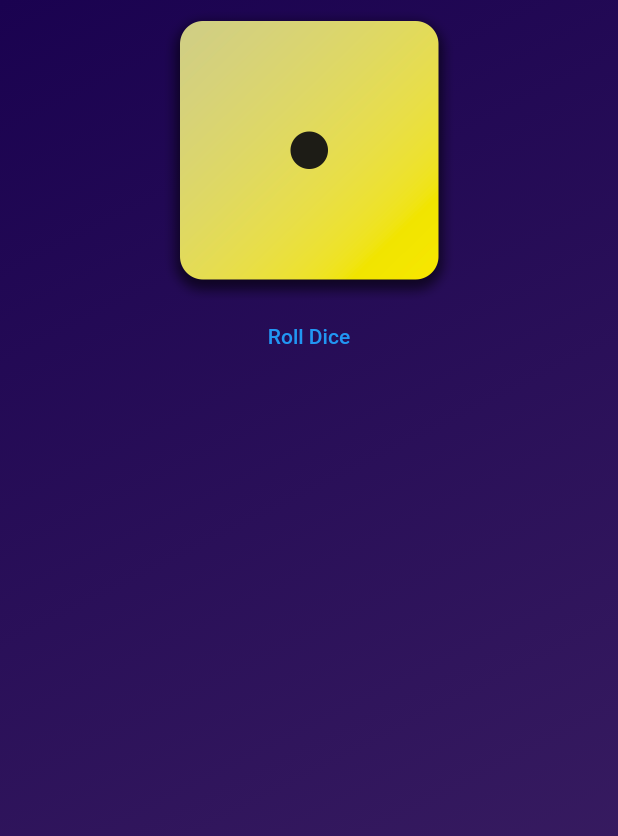
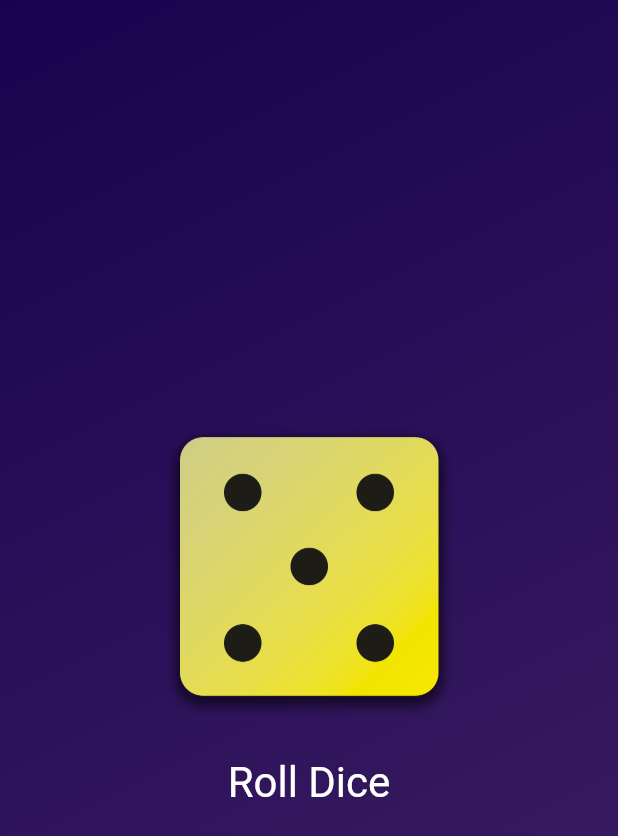
Before and after one commit to jacob-macleod/Flutter-Tutorial, a Flutter app: the screen it shows after launch, after a tap on "Roll Dice", on a phone screen of 412 x 824 dp. Shown: the top 836 px of the screen. Run offline on Flutter 3.47's test engine with Material 2 defaults, Android fonts, the phone set to English and light mode, and no system bars.

Commit message:
Added the ability to press to roll the dice

```diff
--- /dev/null
+++ b/lib/dice_roller.dart
@@ -0,0 +1,48 @@
+import 'package:flutter/material.dart';
+import 'dart:math';
+final randomizer = Random();
+
+class DiceRoller extends StatefulWidget {
+  const DiceRoller({super.key});
+
+  @override
+  State<DiceRoller> createState() {
+    return _DiceRollerState();
+  }
+}
+
+class _DiceRollerState extends State<DiceRoller> {
+  var diceRoll = 1;
+
+  void rollDice() {
+    setState(() {
+      // nextInt(6) generates number from 0 to 5, so + 1 makes it generate from 1 to 6
+      diceRoll = randomizer.nextInt(6) + 1;
+    });
+  }
+
+  @override
+  Widget build(BuildContext context) {
+    return Column(
+      mainAxisSize: MainAxisSize.min,
+      children: [
+        Image.asset(
+          "assets/images/dice-$diceRoll.png",
+          width: 200,
+        ),
+        const SizedBox(height: 20),
+        TextButton(
+          onPressed: rollDice,
+          style: TextButton.styleFrom(
+            //padding: const EdgeInsets.only(top: 20),
+            foregroundColor: Colors.white,
+            textStyle: const TextStyle(
+              fontSize: 28,
+            ),
+          ),
+          child: const Text("Roll Dice"),
+        ),
+      ],
+    );
+  }
+}
--- a/lib/gradient_container.dart
+++ b/lib/gradient_container.dart
@@ -1,5 +1,5 @@
 import 'package:flutter/material.dart';
-import 'package:tutorial_app/styled_text.dart';
+import 'package:tutorial_app/dice_roller.dart';
 
 // Final can be used instead of const if the value is not known at compile time
 // But with const teh value is locked in at time of compiling - performance improvement
@@ -33,19 +33,8 @@ class GradientContainer extends StatelessWidget {
           end: endAlignment,
         ),
       ),
-      child: Center(
-        child: Column(
-          children: [
-            Image.asset(
-              "assets/images/dice-1.png",
-              width: 200,
-            ),
-            TextButton(
-              onPressed: () {},
-              child: const Text("Roll Dice"),
-            ),
-          ],
-        ),
+      child: const Center(
+        child: DiceRoller(),
       ),
     );
   }
```
